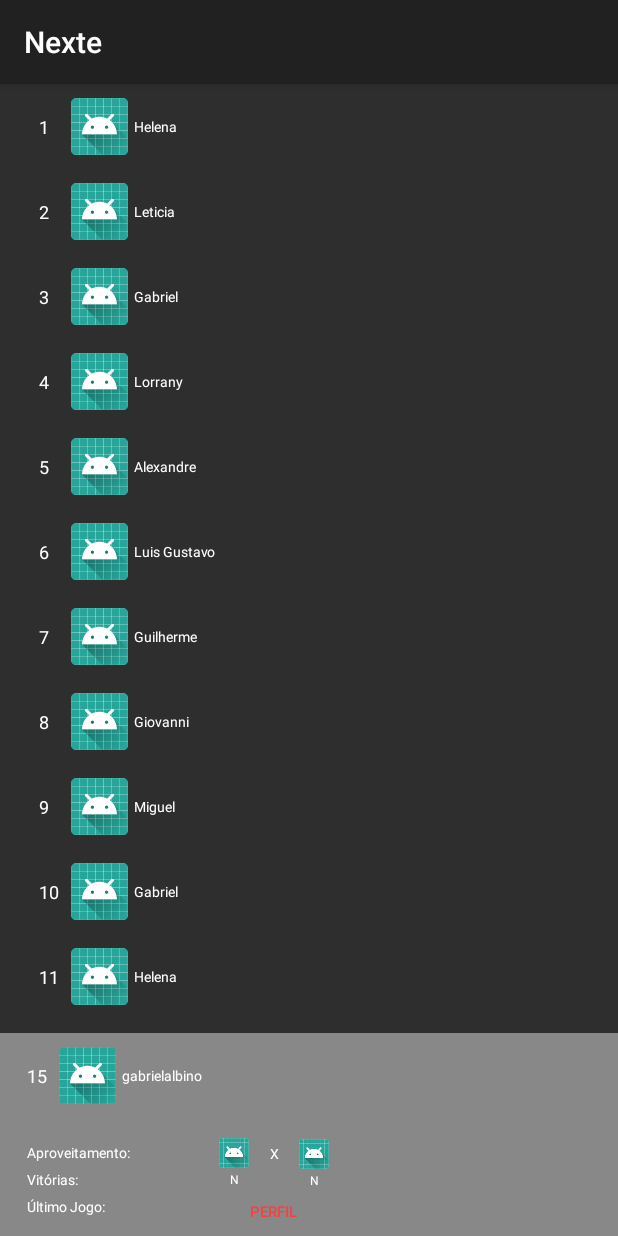
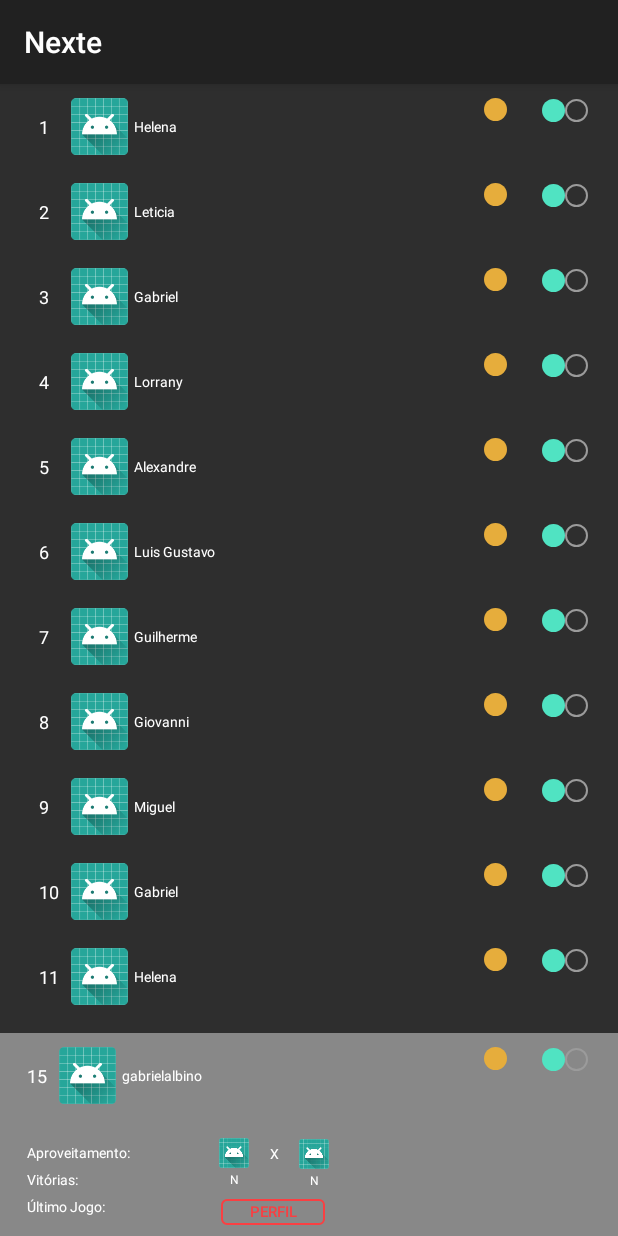
Before and after one commit to fga-eps-mds/2018.1_Nexte, an Android app: the RankingView screen opened directly, with no data from a screen before it, on a phone screen of 412 x 824 dp. Run offline under Robolectric (Android 15) with nearby library versions, the phone set to English and light mode, and no system bars; 1 statement that could not run was skipped.

Commit message:
Added xml shapes to edge and circles

```diff
--- a/project/app/src/main/java/com/nexte/nexte/RankingScene/RankingView.kt
+++ b/project/app/src/main/java/com/nexte/nexte/RankingScene/RankingView.kt
@@ -19,6 +19,8 @@ import com.nexte.nexte.UserSingleton
 import kotlinx.android.synthetic.main.activity_ranking.*
 import kotlinx.android.synthetic.main.row_ranking.*
 import kotlinx.android.synthetic.main.row_ranking.view.*
+import android.support.v4.content.ContextCompat
+import android.support.v4.content.ContextCompat.startActivity
 
 /**
  * Interface responsible to define methods used to get user information data
@@ -67,6 +69,12 @@ class RankingView : AppCompatActivity(), RankingDisplayLogic {
             startActivity(intent)
         }
     }
+
+    private fun goToShowProfileView() {
+        val intent = Intent(this, ShowProfileView::class.java)
+        startActivity(intent)
+    }
+
 
     /**
      * Class responsible for generate the fragment of the fixed row ranking
@@ -236,6 +244,9 @@ class RankingView : AppCompatActivity(), RankingDisplayLogic {
             itemHolder?.victory?.text = item.player.userWins
             itemHolder?.lastGame?.text = item.player.userLastGame
             itemHolder?.efficiency?.text = item.player.userEfficiency
+            itemHolder?.profileButton?.setOnClickListener{
+                (context as RankingView).goToShowProfileView()
+            }
 
             if(expandedId == itemHolder?.layoutPosition) {
                 itemHolder.expandedView.visibility = View.VISIBLE
@@ -263,6 +274,7 @@ class RankingView : AppCompatActivity(), RankingDisplayLogic {
             var lastGame = v.lastGame
             var expandedView = v.expandedView
             var efficiency = v.efficiency
+            var profileButton = v.profileButton
         }
     }
 }
--- /dev/null
+++ b/project/app/src/main/res/drawable/circle_empty_ranking.xml
@@ -0,0 +1,7 @@
+<?xml version="1.0" encoding="utf-8"?>
+<shape xmlns:android="http://schemas.android.com/apk/res/android"
+    android:shape="oval">
+    <stroke
+        android:width="1dp"
+        android:color="#9b9b9b"/>
+</shape>
--- /dev/null
+++ b/project/app/src/main/res/drawable/circle_undefeated_ranking.xml
@@ -0,0 +1,6 @@
+<?xml version="1.0" encoding="utf-8"?>
+<shape xmlns:android="http://schemas.android.com/apk/res/android"
+    android:shape="oval">
+    <solid
+        android:color="@color/gold"/>
+</shape>
--- /dev/null
+++ b/project/app/src/main/res/drawable/circle_victory_ranking.xml
@@ -0,0 +1,6 @@
+<?xml version="1.0" encoding="utf-8"?>
+<shape xmlns:android="http://schemas.android.com/apk/res/android"
+    android:shape="oval">
+    <solid
+        android:color="@color/green"/>
+</shape>
--- /dev/null
+++ b/project/app/src/main/res/drawable/ranking_profile_button_border.xml
@@ -0,0 +1,6 @@
+<?xml version="1.0" encoding="utf-8"?>
+<shape xmlns:android="http://schemas.android.com/apk/res/android"
+     android:shape="rectangle">
+     <corners android:radius="3dp" />
+    <stroke android:width="2px" android:color="@color/red" />
+</shape>
--- a/project/app/src/main/res/layout/row_ranking.xml
+++ b/project/app/src/main/res/layout/row_ranking.xml
@@ -51,6 +51,41 @@
         app:layout_constraintBottom_toBottomOf="@+id/picture_img_view"
         app:layout_constraintStart_toStartOf="parent"
         app:layout_constraintTop_toTopOf="@+id/picture_img_view" />
+
+    <ImageView
+        android:id="@+id/circle1"
+        android:layout_width="15sp"
+        android:layout_height="15sp"
+        android:layout_marginEnd="23dp"
+        android:layout_marginTop="9dp"
+        android:background="@drawable/circle_undefeated_ranking"
+        app:layout_constraintEnd_toStartOf="@+id/circle4"
+        app:layout_constraintTop_toTopOf="parent" />
+
+
+
+    <ImageView
+        android:id="@+id/circle4"
+        android:layout_width="15sp"
+        android:layout_height="15sp"
+        android:layout_marginTop="10dp"
+        android:background="@drawable/circle_victory_ranking"
+        app:layout_constraintEnd_toStartOf="@+id/circle5"
+        app:layout_constraintTop_toTopOf="parent" />
+
+    <ImageView
+        android:id="@+id/circle5"
+        android:layout_width="15sp"
+        android:layout_height="15sp"
+        android:layout_marginEnd="20dp"
+        android:layout_marginTop="10dp"
+        android:background="@drawable/circle_empty_ranking"
+        app:layout_constraintEnd_toEndOf="parent"
+        app:layout_constraintTop_toTopOf="parent"/>
+
+
+
+
 
     <android.support.constraint.ConstraintLayout xmlns:android="http://schemas.android.com/apk/res/android"
         xmlns:app="http://schemas.android.com/apk/res-auto"
@@ -107,7 +142,6 @@
             android:layout_marginBottom="7dp"
             android:layout_marginEnd="18dp"
             android:layout_marginStart="147dp"
-            android:background="@android:color/transparent"
             android:elevation="0dp"
             android:text="Perfil"
             android:textAlignment="center"
@@ -116,7 +150,8 @@
             app:layout_constraintBottom_toBottomOf="parent"
             app:layout_constraintEnd_toEndOf="parent"
             app:layout_constraintHorizontal_bias="0.0"
-            app:layout_constraintStart_toStartOf="parent" />
+            app:layout_constraintStart_toStartOf="parent"
+            android:background="@drawable/ranking_profile_button_border"/>
 
         <ImageView
             android:id="@+id/currentUser"
```
